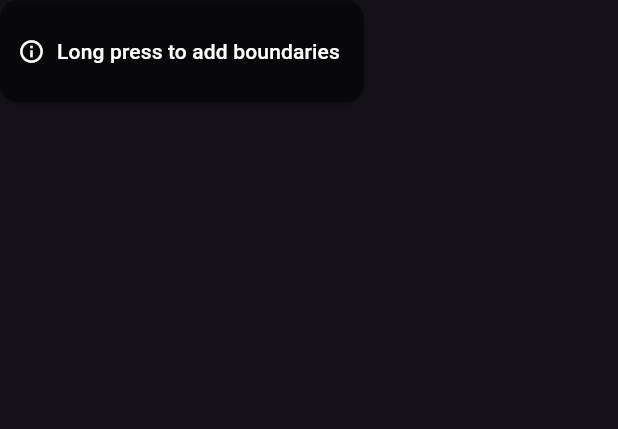
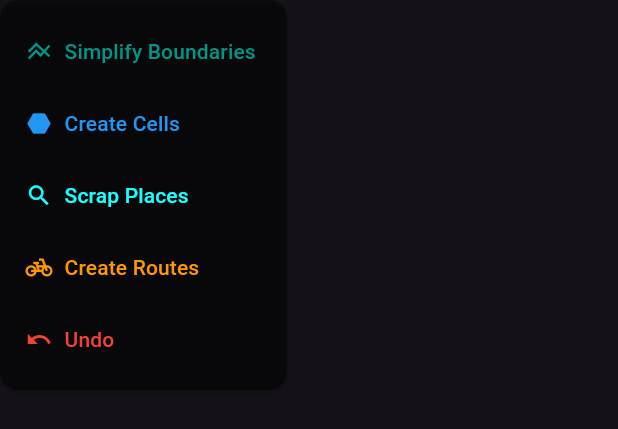
Before and after one commit to saad0510/places_scrapper, a Flutter app: the ActionsSheet widget shown alone on an empty page, opened directly, on a phone screen of 412 x 824 dp. Shown: the top 429 px of the screen. Run offline on Flutter 3.47's test engine with Material 3 defaults, Android fonts, the phone set to English and light mode, and no system bars; our stand-ins replace flutter_map, flutter_riverpod, latlong2, nanoid; missing offline and left inert: dart:js_interop, dart:js_util, flutter_map_geojson.

Commit message:
Added settings form sheet

```diff
--- a/lib/api/fetch_geojson.dart
+++ b/lib/api/fetch_geojson.dart
@@ -1,9 +1,9 @@
 part of 'index.dart';
 
-Future<Map<String, dynamic>> fetchGeojson(String placeId) async {
+Future<Map<String, dynamic>> fetchGeojson(String placeId, String apiKey) async {
   const url = 'https://api.geoapify.com/v2/place-details';
   const headers = {'Accept': 'application/geo+json'};
-  final params = {'id': placeId, 'lang': 'en', 'apiKey': '202d8c0a3a9d433b8a22394c4d487990'};
+  final params = {'id': placeId, 'lang': 'en', 'apiKey': apiKey};
 
   final uri = Uri.parse(url).replace(queryParameters: params);
   final res = await http.get(uri, headers: headers);
--- a/lib/api/reverse_geocode.dart
+++ b/lib/api/reverse_geocode.dart
@@ -1,6 +1,6 @@
 part of 'index.dart';
 
-Future<Map<String, dynamic>> reverseGeocode(LatLng latLng) async {
+Future<Map<String, dynamic>> reverseGeocode(LatLng latLng, String apiKey) async {
   const url = 'https://api.geoapify.com/v1/geocode/reverse';
   const headers = {'Accept': 'application/json'};
   final params = {
@@ -10,7 +10,7 @@ Future<Map<String, dynamic>> reverseGeocode(LatLng latLng) async {
     'lang': 'en',
     'limit': '1',
     'format': 'json',
-    'apiKey': '202d8c0a3a9d433b8a22394c4d487990',
+    'apiKey': apiKey,
   };
 
   final uri = Uri.parse(url).replace(queryParameters: params);
--- a/lib/screens/widgets/actions_sheet.dart
+++ b/lib/screens/widgets/actions_sheet.dart
@@ -1,41 +1,28 @@
 import 'package:flutter/material.dart';
 import 'package:flutter_riverpod/flutter_riverpod.dart';
 
+import '/screens/widgets/base_card.dart';
 import '/state/actions_notifier.dart';
-import '/state/boundary_notifier.dart';
 
-class ActionsSheet extends ConsumerWidget {
+class ActionsSheet extends StatelessWidget {
   const ActionsSheet({super.key});
 
   @override
-  Widget build(BuildContext context, WidgetRef ref) {
-    final boundaries = ref.watch(boundaryNotifier);
-
-    return Card(
-      color: Colors.black45,
-      margin: EdgeInsets.zero,
-      child: Column(
-        mainAxisSize: MainAxisSize.min,
-        crossAxisAlignment: CrossAxisAlignment.start,
+  Widget build(BuildContext context) {
+    return BaseCard(
+      padding: EdgeInsets.symmetric(vertical: 10, horizontal: 5),
       children: [
-          const SizedBox(height: 10),
-          if (boundaries.isEmpty)
-            TextButton.icon(
-              onPressed: null,
-              icon: Icon(Icons.info_outline, color: Colors.white),
-              label: Text('Long press to add boundaries', style: TextStyle(color: Colors.white)),
-            )
-          else
         for (final action in AppActions.values)
           if (action != AppActions.findBoundaries)
             TextButton.icon(
-                  onPressed: () => ref.read(actionsNotifier.notifier).doIt(action),
+              onPressed: () {
+                final actions = ProviderScope.containerOf(context).read(actionsNotifier.notifier);
+                actions.doIt(action);
+              },
               icon: Icon(action.icon, color: action.color),
               label: Text(action.label, style: TextStyle(color: action.color)),
             ),
-          const SizedBox(height: 10),
       ],
-      ),
     );
   }
 }
--- /dev/null
+++ b/lib/screens/widgets/base_card.dart
@@ -0,0 +1,24 @@
+import 'package:flutter/material.dart';
+
+class BaseCard extends StatelessWidget {
+  const BaseCard({super.key, this.padding = EdgeInsets.zero, this.children = const []});
+
+  final EdgeInsets padding;
+  final List<Widget> children;
+
+  @override
+  Widget build(BuildContext context) {
+    return Card(
+      color: Colors.black45,
+      margin: EdgeInsets.zero,
+      child: Padding(
+        padding: padding,
+        child: Column(
+          mainAxisSize: MainAxisSize.min,
+          crossAxisAlignment: CrossAxisAlignment.start,
+          children: children,
+        ),
+      ),
+    );
+  }
+}
--- a/lib/state/boundary_notifier.dart
+++ b/lib/state/boundary_notifier.dart
@@ -12,8 +12,9 @@ class BoundaryNotifier extends Notifier<List<Boundary>> {
   List<Boundary> build() => const [];
 
   void findBoundaries(LatLng latLng) async {
-    final details = await api.reverseGeocode(latLng);
-    final geoJson = await api.fetchGeojson(details['place_id']);
+    final apiKey = ref.read(settingsNotifier).apiKey;
+    final details = await api.reverseGeocode(latLng, apiKey);
+    final geoJson = await api.fetchGeojson(details['place_id'], apiKey);
     final parser = GeoJsonParser(polygonCreationCallback: Boundary.polygonCreationCallback);
     parser.parseGeoJson(geoJson);
 
```
Also changed, not shown: lib/screens/map_screen.dart (+19 -2 lines), lib/screens/widgets/info_sheet.dart (added, +21 -0 lines), lib/screens/widgets/settings_sheet.dart (added, +39 -0 lines), lib/state/settings_notifier.dart (+11 -0 lines). Lines whose indentation alone changed are shown as unchanged.
